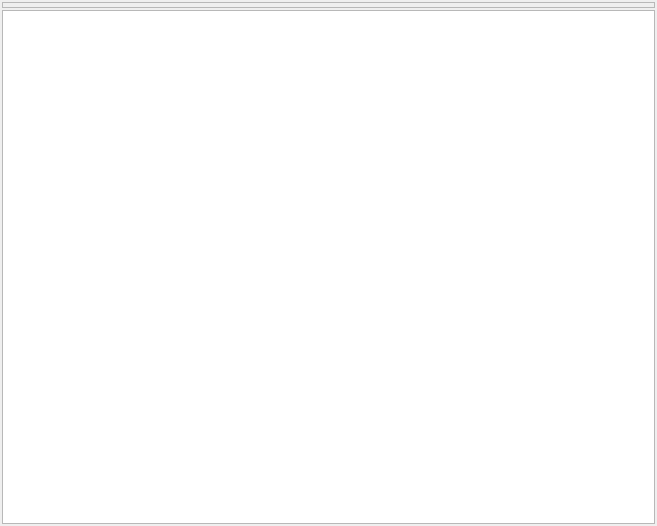
Before: the Qt Designer form src/mainview.ui in fontmatrix/fontmatrix, drawn with Qt 5.
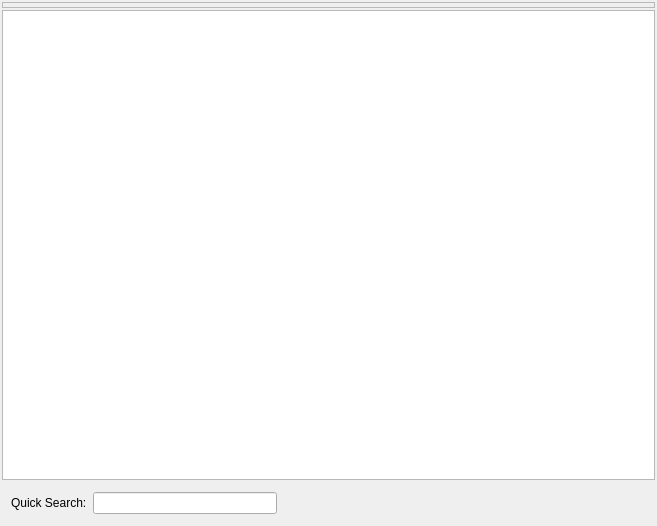
After: the same form once the commit is applied. Custom widgets are drawn as their Qt base class.

Commit message: Added - quick search

Patch:
```diff
--- a/src/mainview.ui
+++ b/src/mainview.ui
@@ -68,6 +68,51 @@
          </property>
         </widget>
        </item>
+       <item row="2" column="0">
+        <widget class="QWidget" name="quickSearchWidget" native="true">
+         <layout class="QGridLayout" name="gridLayout_4">
+          <item row="0" column="0">
+           <widget class="QLabel" name="quickSearchLabel">
+            <property name="text">
+             <string>Quick Search:</string>
+            </property>
+            <property name="buddy">
+             <cstring>quickSearch</cstring>
+            </property>
+           </widget>
+          </item>
+          <item row="0" column="1">
+           <widget class="QLineEdit" name="quickSearch"/>
+          </item>
+          <item row="0" column="3">
+           <spacer name="horizontalSpacer">
+            <property name="orientation">
+             <enum>Qt::Horizontal</enum>
+            </property>
+            <property name="sizeHint" stdset="0">
+             <size>
+              <width>176</width>
+              <height>24</height>
+             </size>
+            </property>
+           </spacer>
+          </item>
+          <item row="0" column="2">
+           <spacer name="horizontalSpacer_2">
+            <property name="orientation">
+             <enum>Qt::Horizontal</enum>
+            </property>
+            <property name="sizeHint" stdset="0">
+             <size>
+              <width>40</width>
+              <height>20</height>
+             </size>
+            </property>
+           </spacer>
+          </item>
+         </layout>
+        </widget>
+       </item>
       </layout>
      </widget>
      <widget class="QWidget" name="pageFamily">
```
The commit also changes 4 other files.
